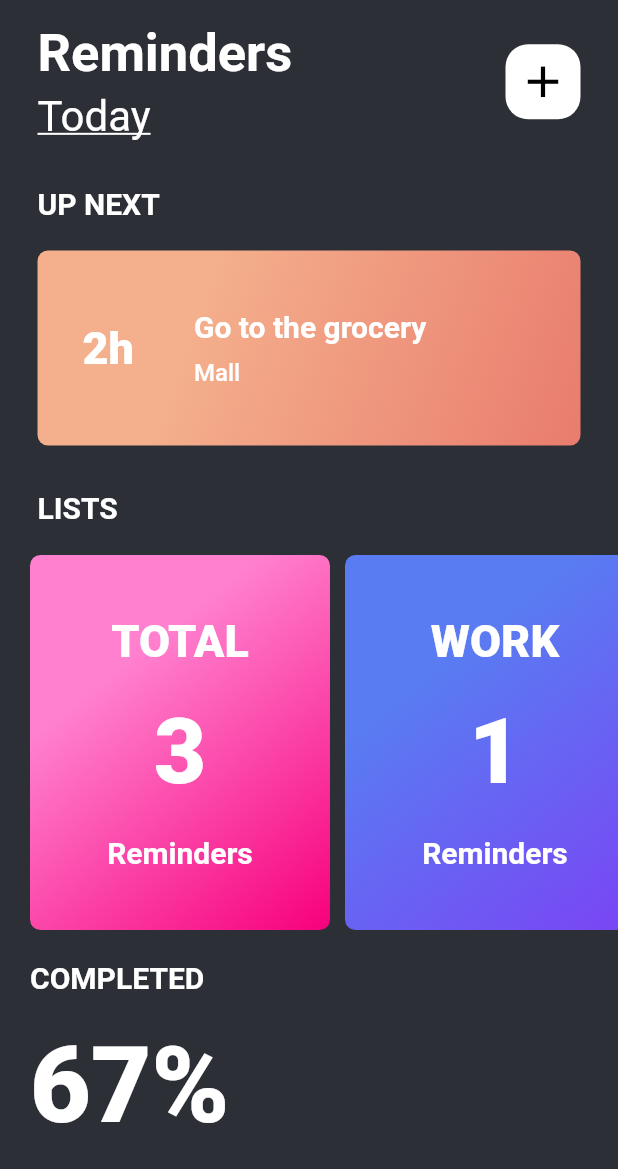
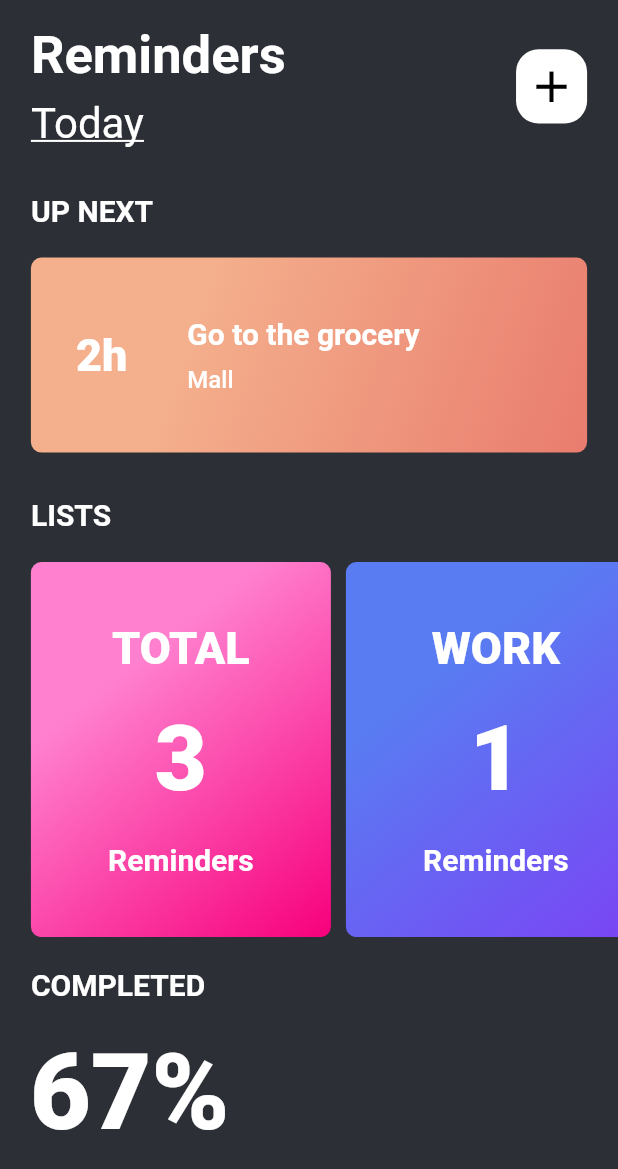
Before and after one commit to Caculuz-cinks/Flutter-Reminder-App, a Flutter app: the screen it shows after launch, on a phone screen of 412 x 824 dp. Shown: the top 1169 px of the screen. Run offline on Flutter 3.47's test engine with Material 2 defaults, Android fonts, the phone set to English and light mode, and no system bars.

Commit message:
Responsiveness

```diff
--- /dev/null
+++ b/lib/ui/responsiveness/size_config.dart
@@ -0,0 +1,25 @@
+import 'package:flutter/material.dart';
+
+//A custom class for handling text size, margin szie and other responsiveness related issues
+class Config {
+  // static keyword included so you can call this method without instantiating an object of it like so :
+  // Config.yMargin(context, 2)
+  static double yMargin(BuildContext context, double height) {
+    double screenHeight = MediaQuery.of(context).size.height / 100;
+    return height * screenHeight;
+  }
+
+  // static keyword included so you can call this method without instantiating an object of it like so :
+  // Config.xMargin(context, 2)
+  static double xMargin(BuildContext context, double width) {
+    double screenWidth = MediaQuery.of(context).size.width / 100;
+    return width * screenWidth;
+  }
+
+  // static keyword included so you can call this method without instantiating an object of it like so :
+  // Config.textSize(context, 2)
+  static double textSize(BuildContext context, double textSize) {
+    double screenWidth = MediaQuery.of(context).size.width / 100;
+    return textSize * screenWidth;
+  }
+}
--- a/lib/ui/views/home.dart
+++ b/lib/ui/views/home.dart
@@ -1,3 +1,4 @@
+import 'package:Todo/ui/responsiveness/size_config.dart';
 import 'package:Todo/ui/reusable/category_card.dart';
 import 'package:Todo/ui/views/work.dart';
 import 'package:flutter/material.dart';
@@ -15,12 +16,13 @@ class HomeScreen extends StatelessWidget {
             crossAxisAlignment: CrossAxisAlignment.start,
             children: [
               Padding(
-                padding: EdgeInsets.symmetric(horizontal: 25),
+                padding: EdgeInsets.symmetric(
+                    horizontal: Config.xMargin(context, 5)),
                 child: Column(
                     crossAxisAlignment: CrossAxisAlignment.start,
                     children: [
                       SizedBox(
-                        height: 15,
+                        height: Config.yMargin(context, 2),
                       ),
                       Row(
                         mainAxisAlignment: MainAxisAlignment.spaceBetween,
@@ -36,7 +38,7 @@ class HomeScreen extends StatelessWidget {
                                     fontWeight: FontWeight.bold),
                               ),
                               SizedBox(
-                                height: 5,
+                                height: Config.yMargin(context, 1),
                               ),
                               Text(
                                 'Today',
@@ -50,8 +52,8 @@ class HomeScreen extends StatelessWidget {
                           GestureDetector(
                             onTap: () {},
                             child: Container(
-                              height: 50,
-                              width: 50,
+                              height: Config.yMargin(context, 6),
+                              width: Config.xMargin(context, 11.5),
                               decoration: BoxDecoration(
                                   color: Colors.white,
                                   borderRadius: BorderRadius.circular(15)),
@@ -158,7 +160,7 @@ class HomeScreen extends StatelessWidget {
                   scrollDirection: Axis.horizontal,
                   children: [
                     SizedBox(
-                      width: 20,
+                      width: Config.xMargin(context, 5),
                     ),
                     CategoryCard(
                       category: 'TOTAL',
@@ -203,9 +205,7 @@ class HomeScreen extends StatelessWidget {
                       startColor: Color(0xff8AF7BB),
                       endColor: Color(0xff24E395),
                     ),
-                    SizedBox(
-                      width: 20,
-                    ),
+                    SizedBox(width: Config.xMargin(context, 5)),
                   ],
                 ),
               ),
@@ -213,7 +213,8 @@ class HomeScreen extends StatelessWidget {
                 height: 20,
               ),
               Padding(
-                padding: EdgeInsets.symmetric(horizontal: 20),
+                padding: EdgeInsets.symmetric(
+                    horizontal: Config.xMargin(context, 5)),
                 child: Text(
                   'COMPLETED',
                   style: TextStyle(
--- a/lib/ui/views/work.dart
+++ b/lib/ui/views/work.dart
@@ -6,6 +6,7 @@ class WorkView extends StatelessWidget {
     var widthOfScreen = MediaQuery.of(context).size.width;
     var heightOfScreen = MediaQuery.of(context).size.height;
     return Scaffold(
+        backgroundColor: Color(0xff597CF2),
         body: SafeArea(
           child: Container(
             height: heightOfScreen,
```
Lines whose indentation alone changed are shown as unchanged.
